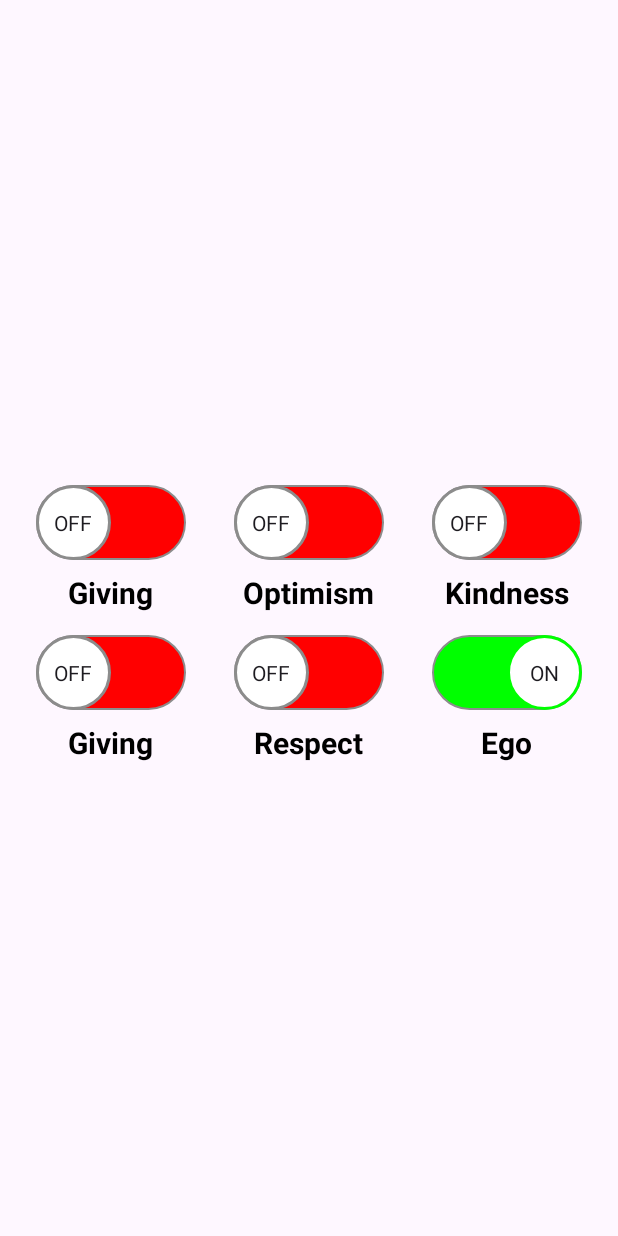
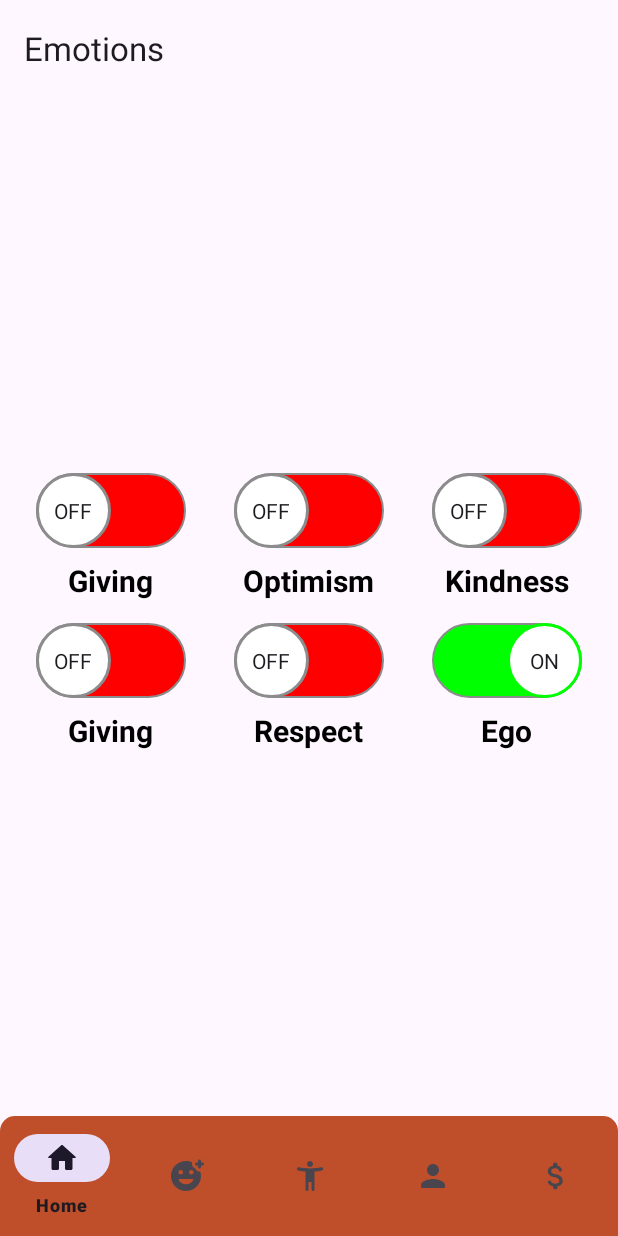
Before and after one commit to abdulkadirkraa/Emotions, an Android app: the screen it shows after launch (MainActivity), on a phone screen of 412 x 824 dp. Run offline under Robolectric (Android 15) with nearby library versions, the phone set to English and light mode, and no system bars; our stand-ins replace navigation-ui.

Commit message:
bottom navigation view created

```diff
--- a/app/src/main/java/com/abdulkadirkara/emotions/view/MainActivity.kt
+++ b/app/src/main/java/com/abdulkadirkara/emotions/view/MainActivity.kt
@@ -5,12 +5,17 @@ import androidx.activity.enableEdgeToEdge
 import androidx.appcompat.app.AppCompatActivity
 import androidx.core.view.ViewCompat
 import androidx.core.view.WindowInsetsCompat
+import androidx.navigation.NavController
+import androidx.navigation.findNavController
+import androidx.navigation.fragment.NavHostFragment
+import androidx.navigation.ui.setupWithNavController
 import com.abdulkadirkara.emotions.R
 import com.abdulkadirkara.emotions.databinding.ActivityMainBinding
 
 class MainActivity : AppCompatActivity() {
 
     private lateinit var binding: ActivityMainBinding
+    private lateinit var navController: NavController
     override fun onCreate(savedInstanceState: Bundle?) {
         super.onCreate(savedInstanceState)
         enableEdgeToEdge()
@@ -21,5 +26,14 @@ class MainActivity : AppCompatActivity() {
             v.setPadding(systemBars.left, systemBars.top, systemBars.right, systemBars.bottom)
             insets
         }
+
+        binding.apply {
+            setContentView(root)
+            setSupportActionBar(toolBar)
+            navController = (supportFragmentManager
+                .findFragmentById(navHostFragment.id) as NavHostFragment)
+                .navController
+        }
+
     }
 }
--- /dev/null
+++ b/app/src/main/res/drawable/bottom_nav_bg.xml
@@ -0,0 +1,12 @@
+<?xml version="1.0" encoding="utf-8"?>
+<selector xmlns:android="http://schemas.android.com/apk/res/android">
+
+    <item>
+        <shape android:shape="rectangle">
+            <solid android:color="@color/bottomNavView"/>
+            <corners android:topLeftRadius="10dp" android:topRightRadius="10dp"/>/>
+        </shape>
+
+    </item>
+
+</selector>
--- /dev/null
+++ b/app/src/main/res/drawable/ic_giving.xml
@@ -0,0 +1,5 @@
+<vector xmlns:android="http://schemas.android.com/apk/res/android" android:height="24dp" android:tint="#000000" android:viewportHeight="24" android:viewportWidth="24" android:width="24dp">
+
+    <path android:fillColor="@android:color/white" android:pathData="M11.8,10.9c-2.27,-0.59 -3,-1.2 -3,-2.15 0,-1.09 1.01,-1.85 2.7,-1.85 1.42,0 2.13,0.54 2.39,1.4 0.12,0.4 0.45,0.7 0.87,0.7h0.3c0.66,0 1.13,-0.65 0.9,-1.27 -0.42,-1.18 -1.4,-2.16 -2.96,-2.54V4.5c0,-0.83 -0.67,-1.5 -1.5,-1.5S10,3.67 10,4.5v0.66c-1.94,0.42 -3.5,1.68 -3.5,3.61 0,2.31 1.91,3.46 4.7,4.13 2.5,0.6 3,1.48 3,2.41 0,0.69 -0.49,1.79 -2.7,1.79 -1.65,0 -2.5,-0.59 -2.83,-1.43 -0.15,-0.39 -0.49,-0.67 -0.9,-0.67h-0.28c-0.67,0 -1.14,0.68 -0.89,1.3 0.57,1.39 1.9,2.21 3.4,2.53v0.67c0,0.83 0.67,1.5 1.5,1.5s1.5,-0.67 1.5,-1.5v-0.65c1.95,-0.37 3.5,-1.5 3.5,-3.55 0,-2.84 -2.43,-3.81 -4.7,-4.4z"/>
+
+</vector>
--- /dev/null
+++ b/app/src/main/res/drawable/ic_happiness.xml
@@ -0,0 +1,5 @@
+<vector xmlns:android="http://schemas.android.com/apk/res/android" android:height="24dp" android:tint="#000000" android:viewportHeight="24" android:viewportWidth="24" android:width="24dp">
+
+    <path android:fillColor="@android:color/white" android:pathData="M24,4c0,0.55 -0.45,1 -1,1h-1v1c0,0.55 -0.45,1 -1,1s-1,-0.45 -1,-1V5h-1c-0.55,0 -1,-0.45 -1,-1c0,-0.55 0.45,-1 1,-1h1V2c0,-0.55 0.45,-1 1,-1s1,0.45 1,1v1h1C23.55,3 24,3.45 24,4zM21.52,8.95C21.83,9.91 22,10.94 22,12c0,5.52 -4.48,10 -10,10S2,17.52 2,12C2,6.48 6.48,2 12,2c1.5,0 2.92,0.34 4.2,0.94C16.08,3.27 16,3.62 16,4c0,1.35 0.9,2.5 2.13,2.87C18.5,8.1 19.65,9 21,9C21.18,9 21.35,8.98 21.52,8.95zM7,9.5C7,10.33 7.67,11 8.5,11S10,10.33 10,9.5S9.33,8 8.5,8S7,8.67 7,9.5zM16.31,14H7.69c-0.38,0 -0.63,0.42 -0.44,0.75C8.2,16.39 9.97,17.5 12,17.5s3.8,-1.11 4.75,-2.75C16.94,14.42 16.7,14 16.31,14zM17,9.5C17,8.67 16.33,8 15.5,8S14,8.67 14,9.5s0.67,1.5 1.5,1.5S17,10.33 17,9.5z"/>
+
+</vector>
--- /dev/null
+++ b/app/src/main/res/drawable/ic_home.xml
@@ -0,0 +1,5 @@
+<vector xmlns:android="http://schemas.android.com/apk/res/android" android:height="24dp" android:tint="#000000" android:viewportHeight="24" android:viewportWidth="24" android:width="24dp">
+
+    <path android:fillColor="@android:color/white" android:pathData="M10,19v-5h4v5c0,0.55 0.45,1 1,1h3c0.55,0 1,-0.45 1,-1v-7h1.7c0.46,0 0.68,-0.57 0.33,-0.87L12.67,3.6c-0.38,-0.34 -0.96,-0.34 -1.34,0l-8.36,7.53c-0.34,0.3 -0.13,0.87 0.33,0.87H5v7c0,0.55 0.45,1 1,1h3c0.55,0 1,-0.45 1,-1z"/>
+
+</vector>
--- /dev/null
+++ b/app/src/main/res/drawable/ic_kindness.xml
@@ -0,0 +1,5 @@
+<vector xmlns:android="http://schemas.android.com/apk/res/android" android:height="24dp" android:tint="#000000" android:viewportHeight="24" android:viewportWidth="24" android:width="24dp">
+
+    <path android:fillColor="@android:color/white" android:pathData="M12,12c2.21,0 4,-1.79 4,-4s-1.79,-4 -4,-4 -4,1.79 -4,4 1.79,4 4,4zM12,14c-2.67,0 -8,1.34 -8,4v1c0,0.55 0.45,1 1,1h14c0.55,0 1,-0.45 1,-1v-1c0,-2.66 -5.33,-4 -8,-4z"/>
+
+</vector>
--- /dev/null
+++ b/app/src/main/res/drawable/ic_optimism.xml
@@ -0,0 +1,5 @@
+<vector xmlns:android="http://schemas.android.com/apk/res/android" android:height="24dp" android:tint="#000000" android:viewportHeight="24" android:viewportWidth="24" android:width="24dp">
+
+    <path android:fillColor="@android:color/white" android:pathData="M20.75,6.99c-0.14,-0.55 -0.69,-0.87 -1.24,-0.75 -2.38,0.53 -5.03,0.76 -7.51,0.76s-5.13,-0.23 -7.51,-0.76c-0.55,-0.12 -1.1,0.2 -1.24,0.75 -0.14,0.56 0.2,1.13 0.75,1.26 1.61,0.36 3.35,0.61 5,0.75v12c0,0.55 0.45,1 1,1s1,-0.45 1,-1v-5h2v5c0,0.55 0.45,1 1,1s1,-0.45 1,-1V9c1.65,-0.14 3.39,-0.39 4.99,-0.75 0.56,-0.13 0.9,-0.7 0.76,-1.26zM12,6c1.1,0 2,-0.9 2,-2s-0.9,-2 -2,-2 -2,0.9 -2,2 0.9,2 2,2z"/>
+
+</vector>
--- /dev/null
+++ b/app/src/main/res/drawable/ic_respect.xml
@@ -0,0 +1,5 @@
+<vector xmlns:android="http://schemas.android.com/apk/res/android" android:height="24dp" android:tint="#000000" android:viewportHeight="24" android:viewportWidth="24" android:width="24dp">
+
+    <path android:fillColor="@android:color/white" android:pathData="M7.59,5.41c-0.78,-0.78 -0.78,-2.05 0,-2.83s2.05,-0.78 2.83,0 0.78,2.05 0,2.83c-0.79,0.79 -2.05,0.79 -2.83,0zM6,16L6,8c0,-0.55 -0.45,-1 -1,-1s-1,0.45 -1,1v8c0,2.76 2.24,5 5,5h5c0.55,0 1,-0.45 1,-1s-0.45,-1 -1,-1L9,19c-1.66,0 -3,-1.34 -3,-3zM19.28,19.35l-3.77,-3.77c-0.37,-0.37 -0.88,-0.58 -1.41,-0.58h-2.6v-3.68c1.09,0.89 2.66,1.7 4.2,2.02 0.67,0.14 1.3,-0.36 1.3,-1.04 0,-0.53 -0.39,-0.96 -0.92,-1.05 -1.42,-0.24 -2.88,-1.01 -3.75,-1.97l-1.4,-1.55c-0.19,-0.21 -0.43,-0.38 -0.69,-0.5 -0.29,-0.14 -0.62,-0.23 -0.96,-0.23h-0.03C8.01,7 7,8.01 7,9.25L7,15c0,1.66 1.34,3 3,3h5.07l2.78,2.78c0.39,0.39 1.04,0.39 1.43,0 0.4,-0.39 0.4,-1.03 0,-1.43z"/>
+
+</vector>
--- a/app/src/main/res/layout/activity_main.xml
+++ b/app/src/main/res/layout/activity_main.xml
@@ -8,12 +8,26 @@
     tools:context=".view.MainActivity"
     android:orientation="vertical">
 
+    <androidx.appcompat.widget.Toolbar
+        android:id="@+id/toolBar"
+        android:layout_width="match_parent"
+        android:layout_height="wrap_content" />
+
     <androidx.fragment.app.FragmentContainerView
         android:id="@+id/navHostFragment"
         android:name="androidx.navigation.fragment.NavHostFragment"
         android:layout_width="match_parent"
-        android:layout_height="match_parent"
+        android:layout_height="0dp"
+        android:layout_weight="1"
         app:navGraph="@navigation/nav_graph"
         app:defaultNavHost="true"/>
 
+    <com.google.android.material.bottomnavigation.BottomNavigationView
+        android:id="@+id/bottomNavigationView"
+        android:layout_width="match_parent"
+        android:layout_height="wrap_content"
+        android:layout_gravity="bottom"
+        app:menu="@menu/bottom_nav_menu"
+        android:background="@drawable/bottom_nav_bg"/>
+
 </LinearLayout>
--- /dev/null
+++ b/app/src/main/res/menu/bottom_nav_menu.xml
@@ -0,0 +1,30 @@
+<?xml version="1.0" encoding="utf-8"?>
+<menu xmlns:android="http://schemas.android.com/apk/res/android">
+
+    <item
+        android:id="@+id/homeFragment"
+        android:title="Home"
+        android:icon="@drawable/ic_home"/>
+
+    <item
+        android:id="@+id/happinessFragment"
+        android:title="Happiness"
+        android:icon="@drawable/ic_happiness"/>
+
+    <item
+        android:id="@+id/optimismFragment"
+        android:title="Optimism"
+        android:icon="@drawable/ic_optimism"/>
+
+    <item
+        android:id="@+id/kindnessFragment"
+        android:title="Kindness"
+        android:icon="@drawable/ic_kindness"/>
+
+    <item
+        android:id="@+id/givingFragment"
+        android:title="Giving"
+        android:icon="@drawable/ic_giving"/>/>
+
+
+</menu>
--- a/app/src/main/res/values/colors.xml
+++ b/app/src/main/res/values/colors.xml
@@ -5,4 +5,5 @@
     <color name="green">#00FF00</color>
     <color name="red">#FF0000</color>
     <color name="grey">#8c8c8c</color>
+    <color name="bottomNavView">#BF4E2B</color>
 </resources>
```
